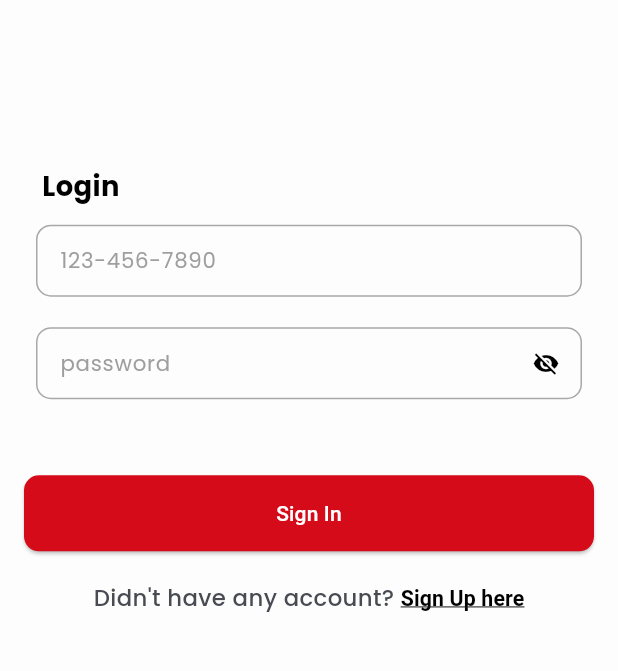
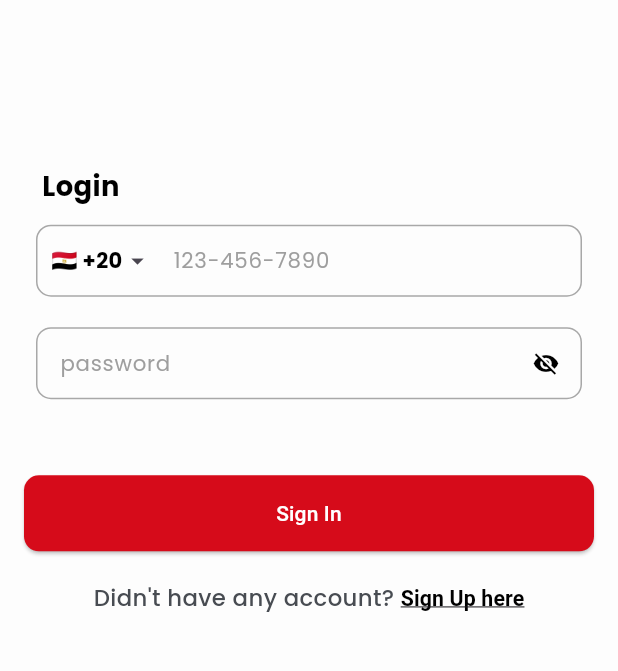
Before and after one commit to basmalahesham/z_store_app, a Flutter app: the screen it shows after launch, item 4 of the bottom bar chosen, on a phone screen of 412 x 824 dp, the part 189-860 px from its top. Run offline on Flutter 3.47's test engine with Material 3 defaults, Android fonts, the phone set to English and light mode, and no system bars; our stand-ins replace country_picker, flutter_screenutil, google_fonts.

```diff
--- a/lib/features/auth/presentation/views/widgets/login_form.dart
+++ b/lib/features/auth/presentation/views/widgets/login_form.dart
@@ -1,3 +1,4 @@
+import 'package:country_picker/country_picker.dart';
 import 'package:flutter/material.dart';
 import 'package:flutter/services.dart';
 import 'package:flutter_screenutil/flutter_screenutil.dart';
@@ -22,6 +23,18 @@ class _LoginFormState extends State<LoginForm> {
   var phoneController = TextEditingController();
   var passwordController = TextEditingController();
   bool isObscure = true;
+  Country selectedCountry = Country(
+    phoneCode: '20',
+    countryCode: 'EG',
+    e164Sc: 0,
+    geographic: true,
+    level: 1,
+    name: 'Egypt',
+    example: '1234567890',
+    displayName: 'Egypt',
+    displayNameNoCountryCode: 'Egypt',
+    e164Key: '',
+  );
 
   @override
   Widget build(BuildContext context) {
@@ -39,9 +52,33 @@ class _LoginFormState extends State<LoginForm> {
                 FilteringTextInputFormatter.digitsOnly,
                 LengthLimitingTextInputFormatter(11),
               ],
-              validator: (value) {
-                return phoneValidator(value, context);
-              },
+              validator: (value) => phoneValidator(value, context),
+              prefixIcon: GestureDetector(
+                onTap: () {
+                  showCountryPicker(
+                    context: context,
+                    showPhoneCode: true,
+                    onSelect: (Country country) {
+                      setState(() {
+                        selectedCountry = country;
+                      });
+                    },
+                  );
+                },
+                child: Padding(
+                  padding: const EdgeInsets.symmetric(horizontal: 10.0),
+                  child: Row(
+                    mainAxisSize: MainAxisSize.min,
+                    children: [
+                      Text(
+                        '${selectedCountry.flagEmoji} +${selectedCountry.phoneCode}',
+                        style: TextStyles.bold14Black,
+                      ),
+                      const Icon(Icons.arrow_drop_down, size: 20),
+                    ],
+                  ),
+                ),
+              ),
             ),
           ),
           20.height,
--- a/pubspec.yaml
+++ b/pubspec.yaml
@@ -36,6 +36,7 @@ dependencies:
   cupertino_icons: ^1.0.8
   flutter_screenutil: ^5.9.3
   google_fonts: ^6.2.1
+  country_picker: ^2.0.27
 
 dev_dependencies:
   flutter_test:
```
Also changed, not shown: pubspec.lock.
